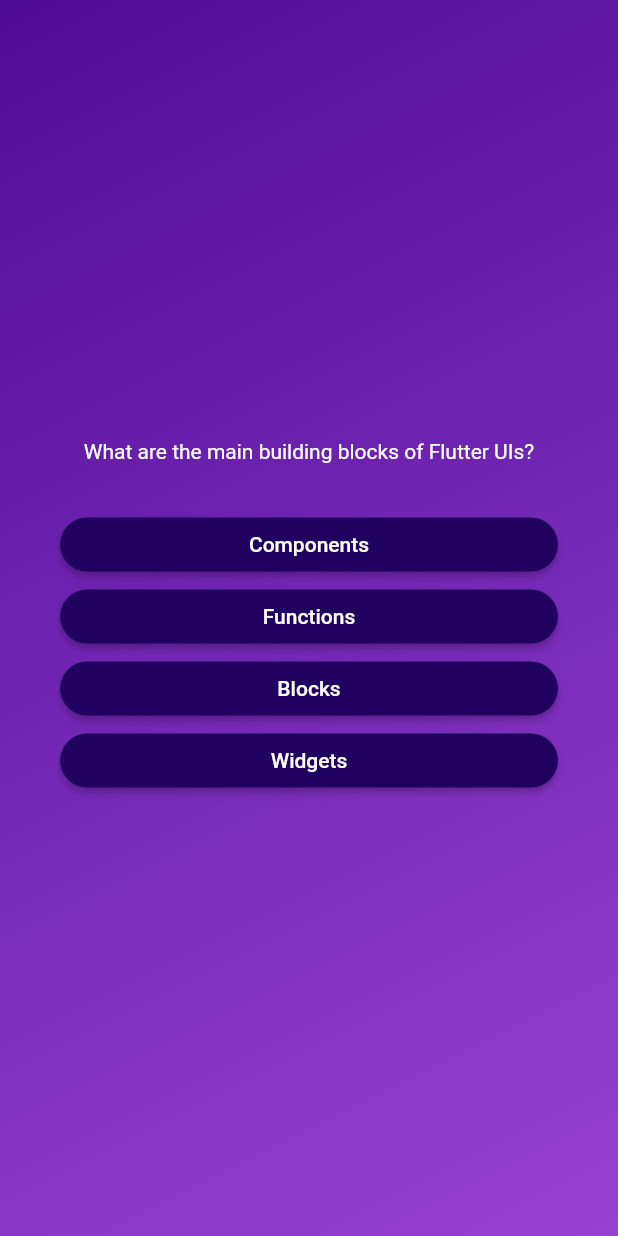
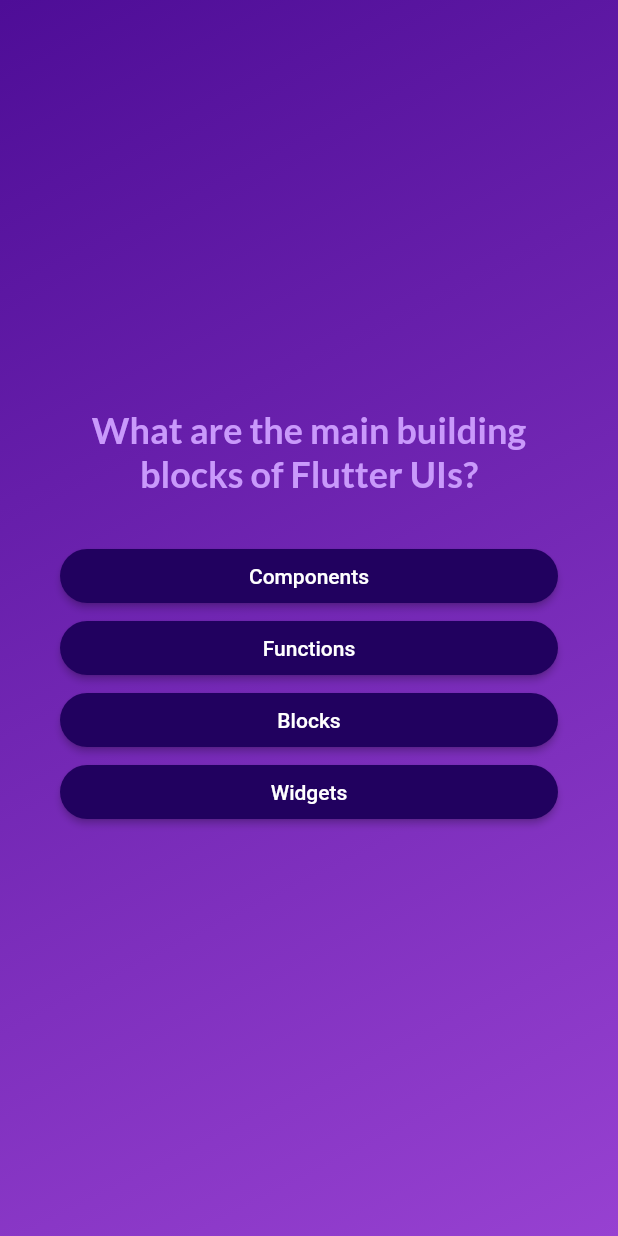
Before and after one commit to danii0110/practice-flutter, a Flutter app: the screen it shows after launch, after a tap on "Start Quiz", on a phone screen of 412 x 824 dp. Run offline on Flutter 3.47's test engine with Material 2 defaults, Android fonts, the phone set to English and light mode, and no system bars; our stand-ins replace google_fonts.

Commit message:
section3-75

```diff
--- a/quiz_app/lib/questions_screen.dart
+++ b/quiz_app/lib/questions_screen.dart
@@ -1,4 +1,5 @@
 import 'package:flutter/material.dart';
+import 'package:google_fonts/google_fonts.dart';
 
 import 'package:quiz_app/answer_button.dart';
 import 'package:quiz_app/data/questions.dart';
@@ -35,8 +36,10 @@ class _QuestionScreenState extends State<QuestionsScreen> {
           children: [
             Text(
               currentQuestion.text,
-              style: const TextStyle(
-                color: Colors.white,
+              style: GoogleFonts.lato(
+                color: const Color.fromARGB(255, 201, 153, 251),
+                fontSize: 24,
+                fontWeight: FontWeight.bold,
               ),
               textAlign: TextAlign.center,
             ),
--- a/quiz_app/lib/start_screen.dart
+++ b/quiz_app/lib/start_screen.dart
@@ -1,4 +1,5 @@
 import 'package:flutter/material.dart';
+import 'package:google_fonts/google_fonts.dart';
 
 class StartScreen extends StatelessWidget {
   const StartScreen(this.startQuiz, {super.key});
@@ -24,10 +25,10 @@ class StartScreen extends StatelessWidget {
           //   ),
           // ),
           const SizedBox(height: 80),
-          const Text(
+          Text(
             'Learn Flutter the fun way!',
-            style: TextStyle(
-              color: Color.fromARGB(255, 237, 223, 252),
+            style: GoogleFonts.lato(
+              color: const Color.fromARGB(255, 237, 223, 252),
               fontSize: 24,
             ),
           ),
--- a/quiz_app/pubspec.yaml
+++ b/quiz_app/pubspec.yaml
@@ -34,6 +34,7 @@ dependencies:
   # The following adds the Cupertino Icons font to your application.
   # Use with the CupertinoIcons class for iOS style icons.
   cupertino_icons: ^1.0.2
+  google_fonts: ^6.1.0
 
 dev_dependencies:
   flutter_test:
```
Also changed, not shown: quiz_app/pubspec.lock, 7 other files.
